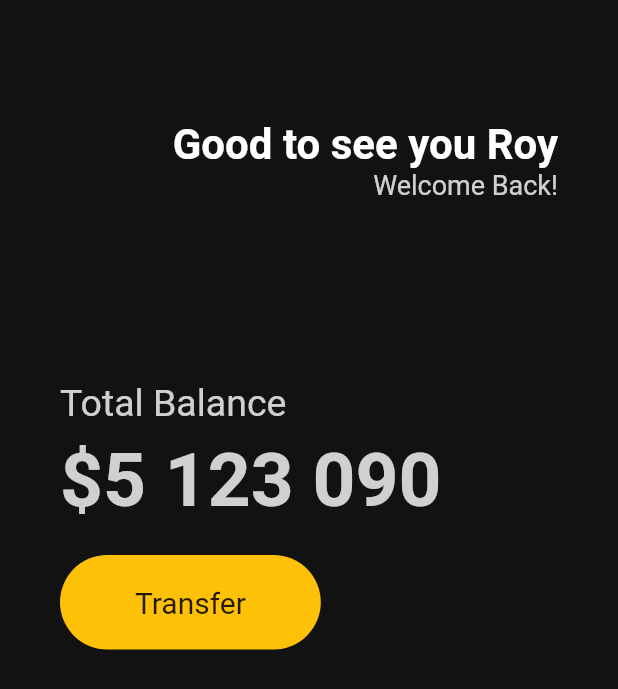
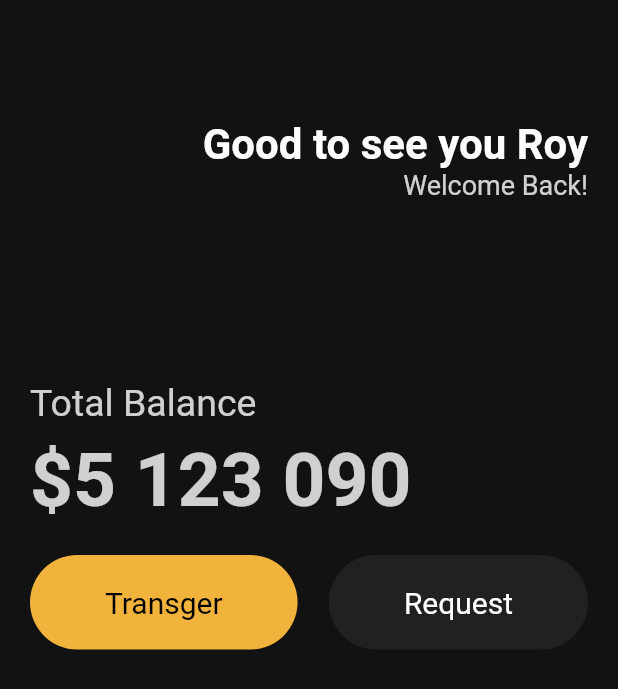
Before and after one commit to roy656/ssoontoon, a Flutter app: the screen it shows after launch, on a phone screen of 412 x 824 dp. Shown: the top 689 px of the screen. Run offline on Flutter 3.47's test engine with Material 2 defaults, Android fonts, the phone set to English and light mode, and no system bars.

Commit message:
Used Button class widget

```diff
--- a/lib/main.dart
+++ b/lib/main.dart
@@ -1,4 +1,5 @@
 import 'package:flutter/material.dart';
+import 'package:ssoontoon/widgets/button.dart';
 
 // 정적 화면
 void main() {
@@ -12,7 +13,7 @@ class App extends StatelessWidget {
       home: Scaffold(
           backgroundColor: const Color.fromARGB(255, 18, 18, 18),
           body: Padding(
-            padding: const EdgeInsets.symmetric(horizontal: 40),
+            padding: const EdgeInsets.symmetric(horizontal: 20),
             child: Column(
               crossAxisAlignment: CrossAxisAlignment.start,
               children: [
@@ -66,21 +67,17 @@ class App extends StatelessWidget {
                   height: 20,
                 ),
                 Row(
-                  children: [
-                    Container(
-                      decoration: BoxDecoration(
-                        color: Colors.amber,
-                        borderRadius: BorderRadius.circular(45),
-                      ),
-                      child: const Padding(
-                        padding:
-                            EdgeInsets.symmetric(vertical: 20, horizontal: 50),
-                        child: Text(
-                          'Transfer',
-                          style: TextStyle(fontSize: 20),
-                        ),
-                      ),
-                    ),
+                  mainAxisAlignment: MainAxisAlignment.spaceBetween,
+                  children: const [
+                    Button(
+                        // Button 역할을 하는 Container 클래스를 만들어서 사용
+                        text: 'Transger',
+                        bgColor: Color(0xfff1b33b),
+                        textColor: Colors.black),
+                    Button(
+                        text: 'Request',
+                        bgColor: Color(0xFF1F2123),
+                        textColor: Colors.white)
                   ],
                 )
               ],
```
